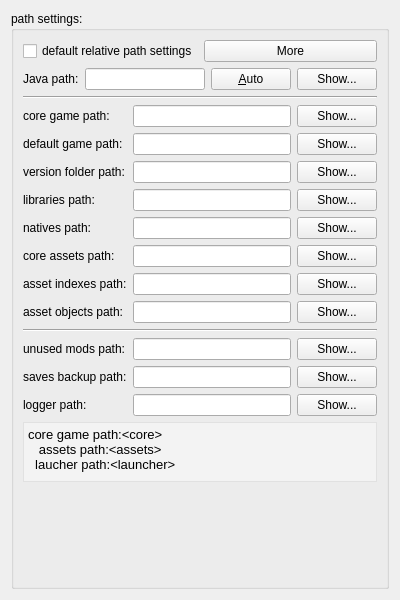
This is Kaminec/UI/preferences_tabs/pathtab.ui in kaniol-lck/Kaminec as Qt 5 draws it before an edit. The edited form follows.
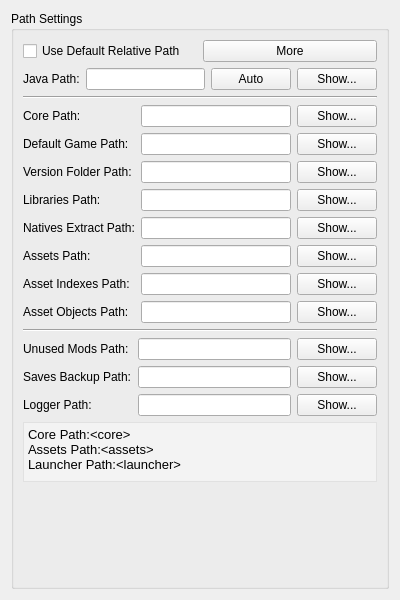
This is the edited form.

```diff
--- a/Kaminec/UI/preferences_tabs/pathtab.ui
+++ b/Kaminec/UI/preferences_tabs/pathtab.ui
@@ -17,7 +17,7 @@
    <item row="0" column="0">
     <widget class="QGroupBox" name="groupBox_2">
      <property name="title">
-      <string>path settings:</string>
+      <string>Path Settings</string>
      </property>
      <layout class="QVBoxLayout" name="verticalLayout">
       <item>
@@ -25,7 +25,7 @@
         <item row="0" column="0">
          <widget class="QCheckBox" name="defaultPath_checkBox">
           <property name="text">
-           <string>default relative path settings</string>
+           <string>Use Default Relative Path</string>
           </property>
          </widget>
         </item>
@@ -46,7 +46,7 @@
         <item row="0" column="0">
          <widget class="QLabel" name="javaPath_label_2">
           <property name="text">
-           <string>Java path:</string>
+           <string>Java Path:</string>
           </property>
           <property name="buddy">
            <cstring>javaPath_le_2</cstring>
@@ -59,7 +59,7 @@
         <item row="0" column="2">
          <widget class="QPushButton" name="autoJava_pb_2">
           <property name="text">
-           <string>&amp;Auto</string>
+           <string>Auto</string>
           </property>
          </widget>
         </item>
@@ -111,7 +111,7 @@
            <bool>true</bool>
           </property>
           <property name="text">
-           <string>core game path:</string>
+           <string>Core Path:</string>
           </property>
           <property name="buddy">
            <cstring>corePath_le</cstring>
@@ -134,7 +134,7 @@
            <bool>true</bool>
           </property>
           <property name="text">
-           <string>version folder path:</string>
+           <string>Version Folder Path:</string>
           </property>
           <property name="buddy">
            <cstring>versionsPath_le</cstring>
@@ -147,7 +147,7 @@
            <bool>true</bool>
           </property>
           <property name="text">
-           <string>libraries path:</string>
+           <string>Libraries Path:</string>
           </property>
           <property name="buddy">
            <cstring>libsPath_le</cstring>
@@ -184,7 +184,7 @@
            <bool>true</bool>
           </property>
           <property name="text">
-           <string>core assets path:</string>
+           <string>Assets Path:</string>
           </property>
           <property name="buddy">
            <cstring>assetsPath_le</cstring>
@@ -197,7 +197,7 @@
            <bool>true</bool>
           </property>
           <property name="text">
-           <string>natives path:</string>
+           <string>Natives Extract Path:</string>
           </property>
           <property name="buddy">
            <cstring>nativesPath_le</cstring>
@@ -244,7 +244,7 @@
            <bool>true</bool>
           </property>
           <property name="text">
-           <string>asset objects path:</string>
+           <string>Asset Objects Path:</string>
           </property>
           <property name="buddy">
            <cstring>objectsPath_le</cstring>
@@ -284,7 +284,7 @@
            <bool>true</bool>
           </property>
           <property name="text">
-           <string>asset indexes path:</string>
+           <string>Asset Indexes Path:</string>
           </property>
           <property name="buddy">
            <cstring>indexesPath_le</cstring>
@@ -307,7 +307,7 @@
            <bool>true</bool>
           </property>
           <property name="text">
-           <string>default game path:</string>
+           <string>Default Game Path:</string>
           </property>
           <property name="buddy">
            <cstring>corePath_le</cstring>
@@ -338,7 +338,7 @@
            <bool>true</bool>
           </property>
           <property name="text">
-           <string>unused mods path:</string>
+           <string>Unused Mods Path:</string>
           </property>
           <property name="buddy">
            <cstring>unusedModsPath_le</cstring>
@@ -351,7 +351,7 @@
            <bool>true</bool>
           </property>
           <property name="text">
-           <string>logger path:</string>
+           <string>Logger Path:</string>
           </property>
           <property name="buddy">
            <cstring>loggerPath_le</cstring>
@@ -364,7 +364,7 @@
            <bool>true</bool>
           </property>
           <property name="text">
-           <string>saves backup path:</string>
+           <string>Saves Backup Path:</string>
           </property>
           <property name="buddy">
            <cstring>savesBackupPath_le</cstring>
@@ -446,9 +446,9 @@
 &lt;html&gt;&lt;head&gt;&lt;meta name=&quot;qrichtext&quot; content=&quot;1&quot; /&gt;&lt;style type=&quot;text/css&quot;&gt;
 p, li { white-space: pre-wrap; }
 &lt;/style&gt;&lt;/head&gt;&lt;body style=&quot; font-family:'SimSun'; font-size:9pt; font-weight:400; font-style:normal;&quot;&gt;
-&lt;p style=&quot; margin-top:0px; margin-bottom:0px; margin-left:0px; margin-right:0px; -qt-block-indent:0; text-indent:0px;&quot;&gt;&lt;span style=&quot; font-size:10pt;&quot;&gt;core game path:&amp;lt;core&amp;gt;&lt;/span&gt;&lt;/p&gt;
-&lt;p style=&quot; margin-top:0px; margin-bottom:0px; margin-left:0px; margin-right:0px; -qt-block-indent:0; text-indent:0px;&quot;&gt;&lt;span style=&quot; font-size:10pt;&quot;&gt;   assets path:&amp;lt;assets&amp;gt;&lt;/span&gt;&lt;/p&gt;
-&lt;p style=&quot; margin-top:0px; margin-bottom:0px; margin-left:0px; margin-right:0px; -qt-block-indent:0; text-indent:0px;&quot;&gt;&lt;span style=&quot; font-size:10pt;&quot;&gt;  laucher path:&amp;lt;launcher&amp;gt;&lt;/span&gt;&lt;/p&gt;&lt;/body&gt;&lt;/html&gt;</string>
+&lt;p style=&quot; margin-top:0px; margin-bottom:0px; margin-left:0px; margin-right:0px; -qt-block-indent:0; text-indent:0px;&quot;&gt;&lt;span style=&quot; font-size:10pt;&quot;&gt;Core Path:&amp;lt;core&amp;gt;&lt;/span&gt;&lt;/p&gt;
+&lt;p style=&quot; margin-top:0px; margin-bottom:0px; margin-left:0px; margin-right:0px; -qt-block-indent:0; text-indent:0px;&quot;&gt;&lt;span style=&quot; font-size:10pt;&quot;&gt;Assets Path:&amp;lt;assets&amp;gt;&lt;/span&gt;&lt;/p&gt;
+&lt;p style=&quot; margin-top:0px; margin-bottom:0px; margin-left:0px; margin-right:0px; -qt-block-indent:0; text-indent:0px;&quot;&gt;&lt;span style=&quot; font-size:10pt;&quot;&gt;Launcher Path:&amp;lt;launcher&amp;gt;&lt;/span&gt;&lt;/p&gt;&lt;/body&gt;&lt;/html&gt;</string>
         </property>
        </widget>
       </item>
```
Left out of the diff: 2 changed lines with no effect on the pictures.
